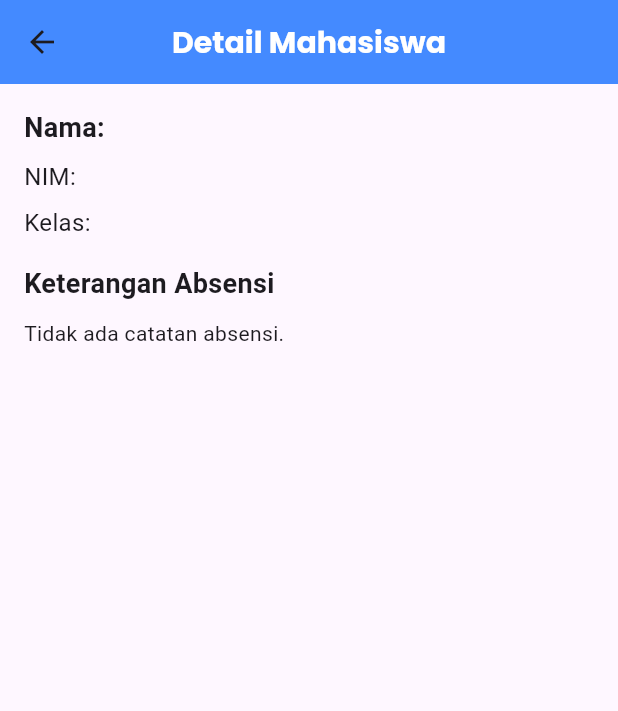
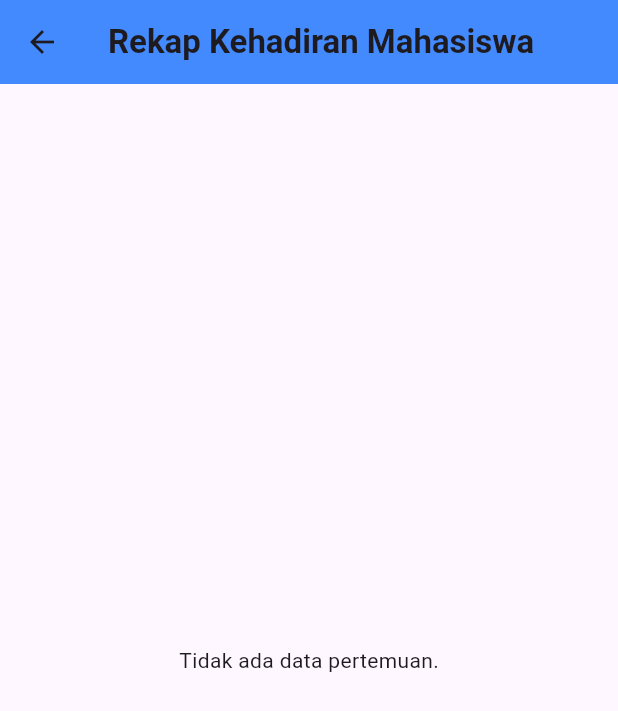
Before and after one commit to felixnatanaelbutarbutar/PROYEK-PAM-KEL05-ATTENDANCE, a Flutter app: the DetailMahasiswaPage screen opened directly with empty values, on a phone screen of 412 x 824 dp. Shown: the top 711 px of the screen. Run offline on Flutter 3.47's test engine with Material 3 defaults, Android fonts, the phone set to English and light mode, and no system bars; our stand-ins replace cloud_firestore, firebase_auth, firebase_core, google_fonts, shared_preferences; accounts and stored records are empty.

Commit message:
FINAL ASLI

```diff
--- a/lib/pages/dosen/detail_mahasiswa.dart
+++ b/lib/pages/dosen/detail_mahasiswa.dart
@@ -1,147 +1,170 @@
 import 'package:flutter/material.dart';
 import 'package:cloud_firestore/cloud_firestore.dart';
-import 'package:google_fonts/google_fonts.dart';
-import 'package:intl/intl.dart';
 
 class DetailMahasiswaPage extends StatelessWidget {
-  final String studentId;
+  final String nim; // NIM Mahasiswa
+  final String classId; // ID Kelas
 
-  const DetailMahasiswaPage({Key? key, required this.studentId}) : super(key: key);
-
-  // Fungsi untuk memformat tanggal
-  String _formatDate(dynamic rawDate) {
-    if (rawDate is Timestamp) {
-      final date = rawDate.toDate();
-      return DateFormat('EEEE, dd MMMM yyyy', 'id_ID').format(date);
-    }
-    return "Tanggal tidak valid";
-  }
+  const DetailMahasiswaPage(
+      {Key? key, required this.nim, required this.classId})
+      : super(key: key);
 
   @override
   Widget build(BuildContext context) {
     return Scaffold(
       appBar: AppBar(
-        title: Text(
-          'Detail Mahasiswa',
-          style: GoogleFonts.poppins(
-            fontWeight: FontWeight.bold,
-            fontSize: 20,
-            color: Colors.white,
+        title: const Text(
+          'Rekap Kehadiran Mahasiswa',
+          style: TextStyle(fontWeight: FontWeight.bold),
         ),
+        backgroundColor: Colors.blueAccent,
+        centerTitle: true,
       ),
-        centerTitle: true,
-        backgroundColor: Colors.blueAccent,
-      ),
-      body: FutureBuilder<DocumentSnapshot>(
-        future: FirebaseFirestore.instance.collection('users').doc(studentId).get(),
-        builder: (context, snapshot) {
-          if (!snapshot.hasData) {
-            return const Center(child: CircularProgressIndicator());
-          }
-
-          if (snapshot.hasError) {
-            return const Center(child: Text('Terjadi kesalahan saat memuat data.'));
-          }
-
-          final studentData = snapshot.data!.data() as Map<String, dynamic>;
-          final name = studentData['name'] ?? 'N/A';
-          final nim = studentData['nim'] ?? 'N/A';
-          final classId = studentData['kelas'] ?? 'N/A';
-
-          return SingleChildScrollView(
-            child: Padding(
-              padding: const EdgeInsets.all(16.0),
-              child: Column(
-                crossAxisAlignment: CrossAxisAlignment.start,
-                children: [
-                  Text(
-                    'Nama: $name',
-                    style: const TextStyle(fontSize: 18, fontWeight: FontWeight.bold),
-                  ),
-                  const SizedBox(height: 8),
-                  Text('NIM: $nim', style: const TextStyle(fontSize: 16)),
-                  const SizedBox(height: 8),
-                  Text('Kelas: $classId', style: const TextStyle(fontSize: 16)),
-                  const SizedBox(height: 16),
-                  const Text(
-                    'Keterangan Absensi',
-                    style: TextStyle(fontSize: 18, fontWeight: FontWeight.bold),
-                  ),
-                  const SizedBox(height: 10),
-                  StreamBuilder<QuerySnapshot>(
+      body: StreamBuilder<QuerySnapshot>(
         stream: FirebaseFirestore.instance
             .collection('classes')
             .doc(classId)
             .collection('pertemuan')
             .snapshots(),
         builder: (context, pertemuanSnapshot) {
-                      if (!pertemuanSnapshot.hasData) {
+          if (pertemuanSnapshot.connectionState == ConnectionState.waiting) {
             return const Center(child: CircularProgressIndicator());
           }
 
-                      if (pertemuanSnapshot.hasError) {
-                        return const Text('Gagal memuat data absensi.');
+          if (!pertemuanSnapshot.hasData ||
+              pertemuanSnapshot.data!.docs.isEmpty) {
+            return const Center(child: Text('Tidak ada data pertemuan.'));
           }
 
           final pertemuanDocs = pertemuanSnapshot.data!.docs;
+          int totalHadir = 0;
+          int totalPertemuan = pertemuanDocs.length;
 
-                      if (pertemuanDocs.isEmpty) {
-                        return const Text('Tidak ada catatan absensi.');
+          // Hitung total kehadiran
+          for (var pertemuan in pertemuanDocs) {
+            final data = pertemuan.data() as Map<String, dynamic>;
+            final attendanceData =
+                data['attendance'] as Map<String, dynamic>?; // Ambil attendance
+
+            if (attendanceData != null && attendanceData.containsKey(nim)) {
+              final status =
+                  attendanceData[nim]; // Ambil status berdasarkan nim
+              if (status == 'Hadir') {
+                totalHadir++;
+              }
+            }
           }
 
-                      int totalHadir = 0;
-                      int totalPertemuan = 0;
-
-                      final absensiWidgets = pertemuanDocs.map((pertemuan) {
-                        final data = pertemuan.data() as Map<String, dynamic>;
-                        final attendance = data['attendance'] as Map<String, dynamic>;
-                        final status = attendance[nim] ?? 'Tidak Hadir';
-                        final tanggal = _formatDate(data['tanggal']);
-                        final judul = data['judul'] ?? 'Pertemuan';
-
-                        if (status == 'Hadir') totalHadir++;
-                        totalPertemuan++;
+          double kehadiranPersentase =
+              totalPertemuan > 0 ? (totalHadir / totalPertemuan) * 100 : 0;
 
           return Padding(
-                          padding: const EdgeInsets.symmetric(vertical: 8.0),
-                          child: Text(
-                            'Judul: $judul\nTanggal: $tanggal\nStatus: $status',
-                            style: const TextStyle(fontSize: 16),
-                          ),
-                        );
-                      }).toList();
-
-                      final attendancePercentage = totalPertemuan > 0
-                          ? (totalHadir / totalPertemuan) * 100
-                          : 0.0;
-
-                      return Column(
+            padding: const EdgeInsets.all(16.0),
+            child: Column(
               crossAxisAlignment: CrossAxisAlignment.start,
               children: [
-                          ...absensiWidgets,
+                // const Text(
+                //   'Rekap Kehadiran Mahasiswa',
+                //   style: TextStyle(
+                //       fontSize: 22,
+                //       fontWeight: FontWeight.bold,
+                //       color: Colors.blueAccent),
+                // ),
                 const SizedBox(height: 20),
-                          Text('Total Pertemuan: $totalPertemuan', style: const TextStyle(fontSize: 16)),
-                          Text('Kehadiran: $totalHadir', style: const TextStyle(fontSize: 16)),
+
+                // Card untuk detail absensi
+                Card(
+                  elevation: 5,
+                  shape: RoundedRectangleBorder(
+                    borderRadius: BorderRadius.circular(10),
+                  ),
+                  child: Padding(
+                    padding: const EdgeInsets.all(16.0),
+                    child: Column(
+                      children: [
+                        ListTile(
+                          leading: const Icon(Icons.event_available,
+                              color: Colors.blueAccent, size: 40),
+                          title: Text(
+                            'Total Pertemuan',
+                            style: TextStyle(
+                                fontSize: 18, fontWeight: FontWeight.bold),
+                          ),
+                          trailing: Text(
+                            '$totalPertemuan',
+                            style: const TextStyle(
+                                fontSize: 18, color: Colors.black54),
+                          ),
+                        ),
+                        const Divider(),
+                        ListTile(
+                          leading: const Icon(Icons.check_circle,
+                              color: Colors.green, size: 40),
+                          title: Text(
+                            'Total Kehadiran',
+                            style: TextStyle(
+                                fontSize: 18, fontWeight: FontWeight.bold),
+                          ),
+                          trailing: Text(
+                            '$totalHadir',
+                            style: const TextStyle(
+                                fontSize: 18, color: Colors.black54),
+                          ),
+                        ),
+                        const Divider(),
+                        ListTile(
+                          leading: const Icon(Icons.percent,
+                              color: Colors.orange, size: 40),
+                          title: Text(
+                            'Persentase Kehadiran',
+                            style: TextStyle(
+                                fontSize: 18, fontWeight: FontWeight.bold),
+                          ),
+                          trailing: Text(
+                            '${kehadiranPersentase.toStringAsFixed(1)}%',
+                            style: const TextStyle(
+                                fontSize: 18, color: Colors.black54),
+                          ),
+                        ),
+                      ],
+                    ),
+                  ),
+                ),
+
+                const SizedBox(height: 20),
+
+                // Progress bar untuk persentase kehadiran
                 Text(
-                            'Persentase Kehadiran: ${attendancePercentage.toStringAsFixed(1)}%',
-                            style: const TextStyle(fontSize: 16),
+                  'Progres Kehadiran:',
+                  style: TextStyle(fontSize: 16, fontWeight: FontWeight.bold),
                 ),
-                          Text(
-                            'Status UTS/UAS: ${attendancePercentage >= 75.0 ? 'Layak' : 'Tidak Layak'}',
+                const SizedBox(height: 10),
+                LinearProgressIndicator(
+                  value: kehadiranPersentase / 100,
+                  backgroundColor: Colors.grey[300],
+                  valueColor: AlwaysStoppedAnimation<Color>(
+                    kehadiranPersentase >= 75.0 ? Colors.green : Colors.red,
+                  ),
+                  minHeight: 8,
+                ),
+                const SizedBox(height: 20),
+
+                // Status kelayakan
+                Center(
+                  child: Text(
+                    kehadiranPersentase >= 75.0
+                        ? 'Status: Layak UTS/UAS ✅'
+                        : 'Status: Tidak Layak UTS/UAS ❌',
                     style: TextStyle(
-                              fontSize: 16,
+                      fontSize: 18,
                       fontWeight: FontWeight.bold,
-                              color: attendancePercentage >= 75.0
+                      color: kehadiranPersentase >= 75.0
                           ? Colors.green
                           : Colors.red,
                     ),
                   ),
-                        ],
-                      );
-                    },
                 ),
               ],
-              ),
             ),
           );
         },
--- a/lib/pages/dosen/manage_class_page.dart
+++ b/lib/pages/dosen/manage_class_page.dart
@@ -107,11 +107,12 @@ class _ManageStudentPageState extends State<ManageStudentPage> {
     Navigator.push(
       context,
       MaterialPageRoute(
-      builder: (context) => ListPengumumanPage(classId: widget.classId,),
+        builder: (context) => ListPengumumanPage(
+          classId: widget.classId,
+        ),
       ),
     );
   }
-
 
   @override
   Widget build(BuildContext context) {
@@ -158,7 +159,10 @@ class _ManageStudentPageState extends State<ManageStudentPage> {
             padding: EdgeInsets.symmetric(vertical: 15, horizontal: 20),
             decoration: BoxDecoration(
               gradient: LinearGradient(
-                colors: [const Color.fromARGB(255, 66, 121, 215), Colors.indigo],
+                colors: [
+                  const Color.fromARGB(255, 66, 121, 215),
+                  Colors.indigo
+                ],
                 begin: Alignment.topLeft,
                 end: Alignment.bottomRight,
               ),
@@ -336,7 +340,8 @@ class _ManageStudentPageState extends State<ManageStudentPage> {
                                     context,
                                     MaterialPageRoute(
                                       builder: (context) => DetailMahasiswaPage(
-                                        studentId: studentId,
+                                        nim: data['nim'], // Mengambil NIM dari data mahasiswa
+                                        classId: widget.classId, // ID kelas yang sedang aktif
                                       ),
                                     ),
                                   );
```
Also changed, not shown: 1 other file. Lines whose indentation alone changed are shown as unchanged.
